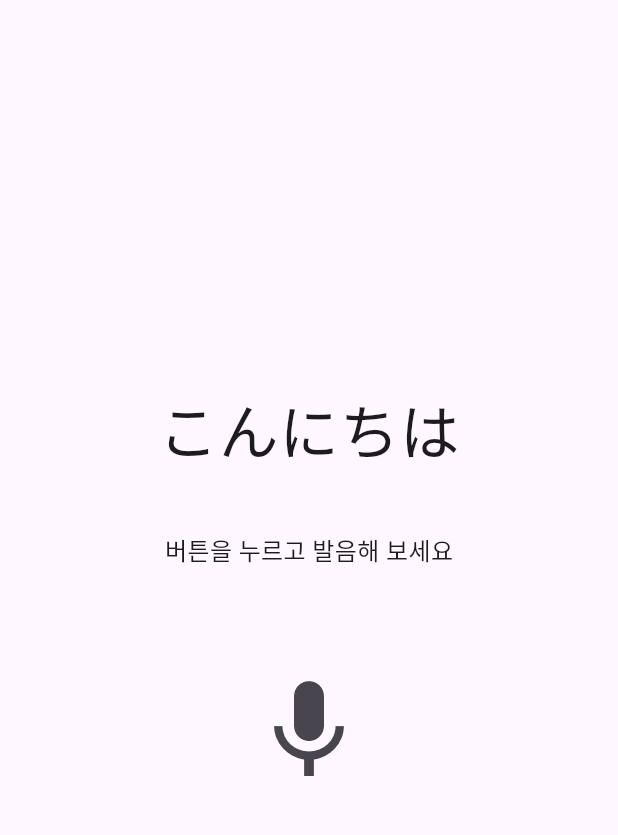
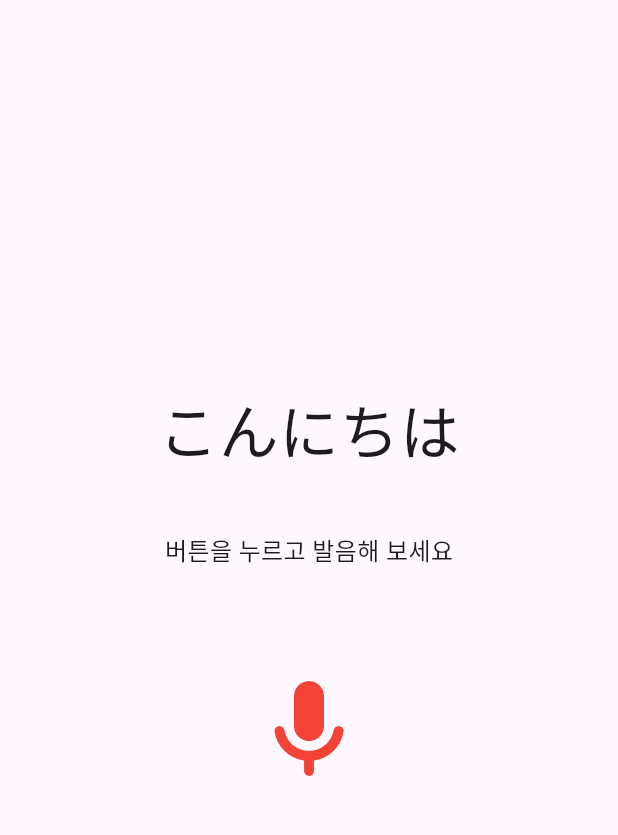
Before and after one commit to seonghorang/vote_app, a Flutter app: the screen it shows after launch, on a phone screen of 412 x 824 dp, the part 65-900 px from its top. Run offline on Flutter 3.47's test engine with Material 3 defaults, Android fonts, the phone set to English and light mode, and no system bars; our stand-ins replace permission_handler; missing offline and left inert: record.

Commit message:
녹음 기능 구현

```diff
--- a/lib/main.dart
+++ b/lib/main.dart
@@ -1,4 +1,8 @@
 import 'package:flutter/material.dart';
+import 'package:record/record.dart'; // record 패키지 임포트
+import 'package:permission_handler/permission_handler.dart'; // permission_handler 패키지 임포트
+import 'dart:io'; // 파일 경로 등을 다루기 위해 필요
+import 'package:path_provider/path_provider.dart'; // 앱 저장 경로를 얻기 위해 필요
 
 void main() {
   runApp(const MyApp());
@@ -29,25 +33,86 @@ class PronunciationPracticeScreen extends StatefulWidget {
 
 class _PronunciationPracticeScreenState
     extends State<PronunciationPracticeScreen> {
-  String _wordToPractice = "こんにちは"; // 연습할 단어
-  String _statusText = "버튼을 누르고 발음해 보세요"; // 현재 상태 표시 텍스트
-  bool _isRecording = false; // 녹음 중인지 여부
+  String _wordToPractice = "こんにちは";
+  String _statusText = "버튼을 누르고 발음해 보세요";
+  bool _isRecording = false;
+  final _audioRecorder = AudioRecorder(); // AudioRecorder 인스턴스 생성
+  String? _audioPath; // 녹음된 파일 경로 저장 변수
 
-  void _toggleRecording() {
-    // TODO: 실제 녹음 시작/종료 로직 추가 예정
-    setState(() {
-      _isRecording = !_isRecording;
-      if (_isRecording) {
-        _statusText = "녹음 중...";
-        // 여기에 녹음 시작 코드 추가
+  @override
+  void initState() {
+    super.initState();
+    _checkPermissions(); // 화면 시작 시 권한 확인
+  }
+
+  @override
+  void dispose() {
+    _audioRecorder.dispose(); // 화면 종료 시 리소스 해제
+    super.dispose();
+  }
+
+  // 마이크 권한 확인 및 요청 함수
+  Future<void> _checkPermissions() async {
+    if (await Permission.microphone.request().isGranted) {
+      // 권한이 이미 있거나 사용자가 허용한 경우
+      print("마이크 권한 허용됨");
+    } else {
+      // 사용자가 권한을 거부한 경우 처리 (예: 안내 메시지 표시)
+      print("마이크 권한 거부됨");
+      setState(() {
+        _statusText = "마이크 권한이 필요합니다.";
+      });
+    }
+  }
+
+  // 녹음 시작/종료 토글 함수 (비동기 처리 필요)
+  Future<void> _toggleRecording() async {
+    // 권한이 있는지 다시 확인
+    if (!await Permission.microphone.isGranted) {
+      await _checkPermissions(); // 권한 없으면 다시 요청
+      if (!await Permission.microphone.isGranted) {
+        // 그래도 권한 없으면 녹음 시작 불가
+        setState(() {
+          _statusText = "마이크 권한이 없어 녹음할 수 없습니다.";
+        });
+        return;
+      }
+    }
+
+    try {
+      if (await _audioRecorder.isRecording()) {
+        // 녹음 중지
+        final path = await _audioRecorder.stop();
+        setState(() {
+          _isRecording = false;
+          _statusText = "녹음 완료!";
+          _audioPath = path; // 녹음된 파일 경로 저장
+        });
+        print("녹음 중지, 파일 경로: $_audioPath");
+        // TODO: 녹음된 파일(_audioPath)을 활용한 분석 로직 호출
+      } else {
+// 녹음 시작
+// 앱의 임시 디렉토리에 저장하도록 경로 설정
+        final Directory tempDir = await getTemporaryDirectory();
+        final String filePath =
+            '${tempDir.path}/recording_${DateTime.now().millisecondsSinceEpoch}.m4a'; // 파일 이름 예시
+        await _audioRecorder.start(const RecordConfig(), path: filePath);
+        // 또는: await _audioRecorder.start(const RecordConfig(encoder: AudioEncoder.aacLc), path: filePath);
+
+        setState(() {
+          _isRecording = true;
+          _statusText = "녹음 중...";
+          _audioPath = null; // 녹음 시작 시 이전 경로 초기화
+        });
         print("녹음 시작!");
-      } else {
-        _statusText = "녹음 완료! 분석 중..."; // 실제로는 분석 후 결과 표시
-        // 여기에 녹음 중지 코드 추가
-        print("녹음 중지!");
-        // TODO: 녹음된 파일 처리 로직 (예: 저장, 분석 요청)
       }
-    });
+    } catch (e) {
+      print("녹음 시작/중지 오류: $e");
+      setState(() {
+        _statusText = "녹음 중 오류가 발생했습니다.";
+        _isRecording = false; // 오류 발생 시 녹음 상태 초기화
+      });
+    }
   }
 
   @override
@@ -62,21 +127,28 @@ class _PronunciationPracticeScreenState
           children: <Widget>[
             Text(
               _wordToPractice,
-              style: const TextStyle(fontSize: 40.0), // 글자 크기 키움
+              style: const TextStyle(fontSize: 40.0),
             ),
-            const SizedBox(height: 40), // 단어와 상태 텍스트 사이 간격
+            const SizedBox(height: 40),
             Text(
               _statusText,
               style: const TextStyle(fontSize: 16.0),
             ),
-            const SizedBox(height: 60), // 상태 텍스트와 버튼 사이 간격
+            // 녹음된 파일 경로 표시 (테스트용)
+            if (_audioPath != null && !_isRecording)
+              Padding(
+                padding: const EdgeInsets.only(top: 10.0),
+                child: Text('저장 경로: $_audioPath'),
+              ),
+            const SizedBox(height: 60),
             IconButton(
               icon: Icon(_isRecording
-                  ? Icons.stop
-                  : Icons.mic), // 녹음 중이면 정지 아이콘, 아니면 마이크 아이콘
-              iconSize: 80.0, // 아이콘 크기 키움
-              onPressed: _toggleRecording, // 버튼 클릭 시 _toggleRecording 함수 실행
-              tooltip: _isRecording ? '녹음 중지' : '녹음 시작', // 길게 눌렀을 때 설명
+                  ? Icons.stop_circle_outlined
+                  : Icons.mic_rounded), // 아이콘 변경
+              color: Colors.red, // 버튼 색상
+              iconSize: 80.0,
+              onPressed: _toggleRecording, // 비동기 함수 호출
+              tooltip: _isRecording ? '녹음 중지' : '녹음 시작',
             ),
           ],
         ),
--- a/pubspec.yaml
+++ b/pubspec.yaml
@@ -32,6 +32,7 @@ dependencies:
     sdk: flutter
   record: ^5.0.5
   permission_handler: ^11.3.1
+  path_provider: ^2.0.14
 
   # The following adds the Cupertino Icons font to your application.
   # Use with the CupertinoIcons class for iOS style icons.
```
Also changed, not shown: pubspec.lock.
